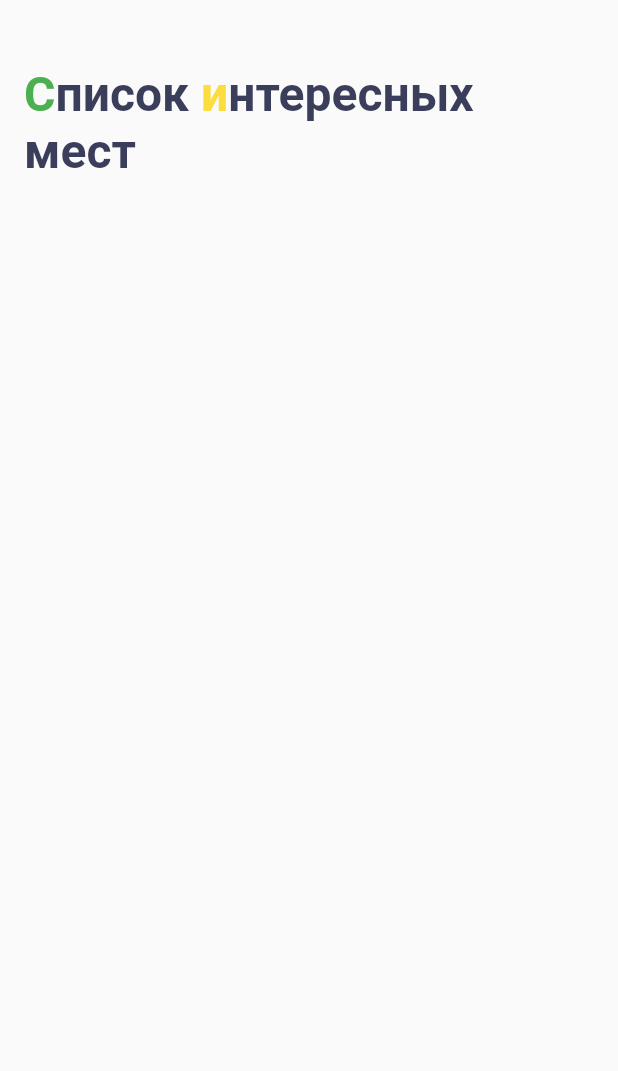
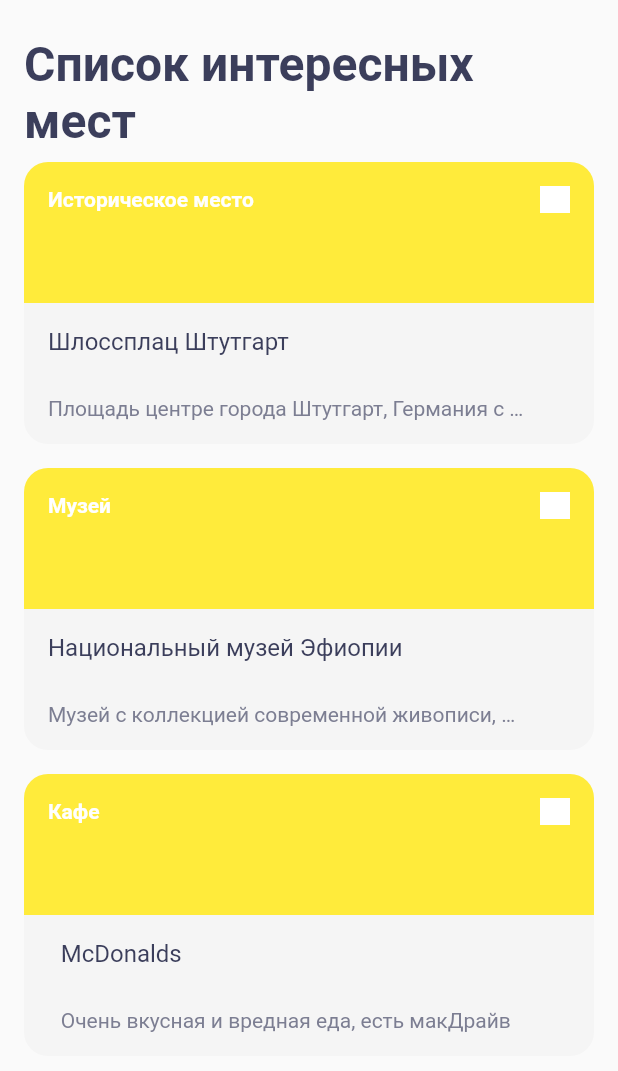
Before and after one commit to BuildContext/places, a Flutter app: the screen it shows after launch, on a phone screen of 412 x 824 dp. Shown: the top 1071 px of the screen. Run offline on Flutter 3.47's test engine with Material 2 defaults, Android fonts, the phone set to English and light mode, and no system bars.

Commit message:
4.6 done

```diff
--- /dev/null
+++ b/lib/domain/sight.dart
@@ -0,0 +1,16 @@
+class Sight{
+  final String name; // название достопримечательности
+  final double lat, lon; // координаты места
+  final String url; // путь до фотографии в интернете
+  final String details; // описание достопримечательности
+  final String type; // тип достопримечательности
+
+  const Sight({
+    this.name,
+    this.lat,
+    this.lon,
+    this.url,
+    this.details,
+    this.type
+  });
+}
--- /dev/null
+++ b/lib/mocks.dart
@@ -0,0 +1,57 @@
+import 'package:places/domain/sight.dart';
+
+final List mocks = [
+  Sight(
+      name: "McDonalds",
+      lat: 50.411229,
+      lon: 30.384493,
+      url:
+          "https://lh5.googleusercontent.com/p/AF1QipP-gS3JDLdSGjvFBROmayKY8TwIJGHwxgNngaPn=s676-k-no",
+      details: "Очень вкусная и вредная еда, есть макДрайв",
+      type: "Кафе"),
+  Sight(
+      name: "Шлоссплац Штутгарт",
+      lat: 48.7778493,
+      lon: 9.1788645,
+      url:
+          "https://lh5.googleusercontent.com/p/AF1QipO3ZgO3lppkofF7yJCZ9mhDclwJp_nGxMc5FaBb=s653-k-no",
+      details:
+          "Площадь центре города Штутгарт, Германия с колонной, историческими зданиями и садами.",
+      type: "Историческое место"),
+  Sight(
+      name: "Национальный музей Эфиопии",
+      lat: 49.037679,
+      lon: 38.7618785,
+      url:
+          "https://lh5.googleusercontent.com/p/AF1QipP3Seo4aJeI9WOzYF2wa-qfxEtSR5vXimCHAGwT=s773-k-no",
+      details:
+          "Музей с коллекцией современной живописи, древними экспонатами и останками австралопитека Люси.",
+      type: "Музей"),
+  Sight(
+      name: "Сэнсодзи",
+      lat: 35.7147707533258,
+      lon: 139.79664702450793,
+      url:
+          "https://lh5.googleusercontent.com/p/AF1QipMGG43SvNbWVli2_lSr0cXz09SjG8651Z-xvWxL=s653-k-no",
+      details:
+          "Старейший храм Токио, построенный в 645 году в честь богини милосердия Каннон.",
+      type: "Буддийский храм"),
+  Sight(
+      name: "Заказник Блэкбат",
+      lat: -32.9373566383028,
+      lon: 151.69752873623014,
+      url:
+          "https://lh5.googleusercontent.com/p/AF1QipMrZxO9bMwntIFd-AMSx3Pn-mjaiHILSJVFoho-=s653-k-no",
+      details:
+          "Это отличное место, чтобы увидеть кенгуру и эму. Вы также увидите живых павлинов, которые бродят по парку и раскидывают свои перья. ",
+      type: "Природный заповедник"),
+  Sight(
+      name: "Sangeh Monkey Forest",
+      lat: -8.481782490735712,
+      lon: 115.20673723982037,
+      url:
+          "https://lh5.googleusercontent.com/p/AF1QipNDiMy4LcVYVLqhZyZMiD7pcvHecxC2hauJubgp=s676-k-no",
+      details:
+          "Храм в лесу, под высоченными деревьями, с бассейном для обезьян",
+      type: "Достопримечательность"),
+];
--- /dev/null
+++ b/lib/ui/screen/sight_card.dart
@@ -0,0 +1,85 @@
+import 'package:flutter/material.dart';
+import 'package:places/domain/sight.dart';
+
+class SightCard extends StatelessWidget {
+  final Sight sight;
+
+  const SightCard({this.sight});
+
+  @override
+  Widget build(BuildContext context) {
+    return Container(
+      height: 188,
+      margin: EdgeInsets.symmetric(vertical: 8, horizontal: 16),
+      decoration: BoxDecoration(
+          borderRadius: BorderRadius.circular(16), color: Color(0xFFF5F5F5)),
+      child: Column(
+        children: [
+          Expanded(
+            flex: 1,
+            child: Stack(
+              children: [
+                Container(
+                  decoration: BoxDecoration(
+                    color: Colors.yellow,
+                    borderRadius:
+                        BorderRadius.vertical(top: Radius.circular(16)),
+                  ),
+                ),
+                Padding(
+                  padding: const EdgeInsets.all(16),
+                  child: Row(
+                    mainAxisAlignment: MainAxisAlignment.spaceBetween,
+                    children: [
+                      Text(
+                        sight.type,
+                        style: TextStyle(
+                            color: Colors.white,
+                            fontWeight: FontWeight.w700,
+                            fontSize: 14),
+                      ),
+                      Container(
+                        width: 20,
+                        height: 18,
+                        color: Colors.white,
+                      )
+                    ],
+                  ),
+                )
+              ],
+            ),
+          ),
+          Expanded(
+              flex: 1,
+              child: Padding(
+                padding: const EdgeInsets.only(
+                    left: 16, right: 47, top: 16, bottom: 16),
+                child: Column(
+                  mainAxisAlignment: MainAxisAlignment.spaceBetween,
+                  crossAxisAlignment: CrossAxisAlignment.start,
+                  children: [
+                    Text(
+                      sight.name,
+                      style: TextStyle(
+                          color: Color(0xFF3B3E5B),
+                          fontWeight: FontWeight.w500,
+                          fontSize: 16),
+                      maxLines: 2,
+                    ),
+                    Text(
+                      sight.details,
+                      style: TextStyle(
+                        color: Color(0xFF7C7E92),
+                        fontWeight: FontWeight.w400,
+                        fontSize: 14,
+                      ),
+                      overflow: TextOverflow.ellipsis,
+                    ),
+                  ],
+                ),
+              ))
+        ],
+      ),
+    );
+  }
+}
--- a/lib/ui/screen/sight_list_screen.dart
+++ b/lib/ui/screen/sight_list_screen.dart
@@ -1,4 +1,6 @@
 import 'package:flutter/material.dart';
+import 'package:places/mocks.dart';
+import 'package:places/ui/screen/sight_card.dart';
 
 class SightListScreen extends StatefulWidget {
   @override
@@ -9,50 +11,37 @@ class _SightListScreenState extends State<SightListScreen> {
   @override
   Widget build(BuildContext context) {
     return Scaffold(
-      appBar: AppBar(
-        title: Padding(
-          padding: const EdgeInsets.only(top: 44),
-          child: RichText(
-            textAlign: TextAlign.left,
-            maxLines: 2,
-            text: TextSpan(
-              text:"С",
+        appBar: AppBar(
+          title: Padding(
+            padding: const EdgeInsets.only(top: 24),
+            child: Text(
+              "Список интересных мест",
               style: TextStyle(
-                color: Color(0xff4CAF50),
+                color: Color(0xff3B3E5B),
                 fontSize: 32,
                 fontWeight: FontWeight.w700,
               ),
-              children: [
-                TextSpan(
-                  text: "писок ",
-                  style: TextStyle(
-                    color: Color(0xff3B3E5B)
-                  ),
-                  children: [
-                    TextSpan(
-                      text: "и",
-                      style: TextStyle(
-                        color: Color(0xffFCDD3D)
-                      ),
-                      children: [
-                        TextSpan(
-                          text: "нтересных мест",
-                          style: TextStyle(
-                              color: Color(0xff3B3E5B)
-                          ),
-                        )
-                      ]
-                    )
-                  ]
-                )
-              ]
+              maxLines: 2,
             ),
           ),
+          toolbarHeight: 100,
+          backgroundColor: Colors.transparent,
+          elevation: 0,
         ),
-        toolbarHeight: 120,
-        backgroundColor: Colors.transparent,
-        elevation: 0,
-      )
-    );
+        body: SingleChildScrollView(
+          child: Column(
+            children: [
+              SightCard(
+                sight: mocks[1],
+              ),
+              SightCard(
+                sight: mocks[2],
+              ),
+              SightCard(
+                sight: mocks[0],
+              ),
+            ],
+          ),
+        ));
   }
 }
--- a/pubspec.yaml
+++ b/pubspec.yaml
@@ -26,3 +26,4 @@ flutter:
         - asset: res/fonts/Roboto/Roboto-Bold.ttf
   assets:
     - res/
+  uses-material-design: true
```
Also changed, not shown: lib/main.dart (+1 -36 lines), lib/ui/screen/sight_details.dart (added, +183 -0 lines).
